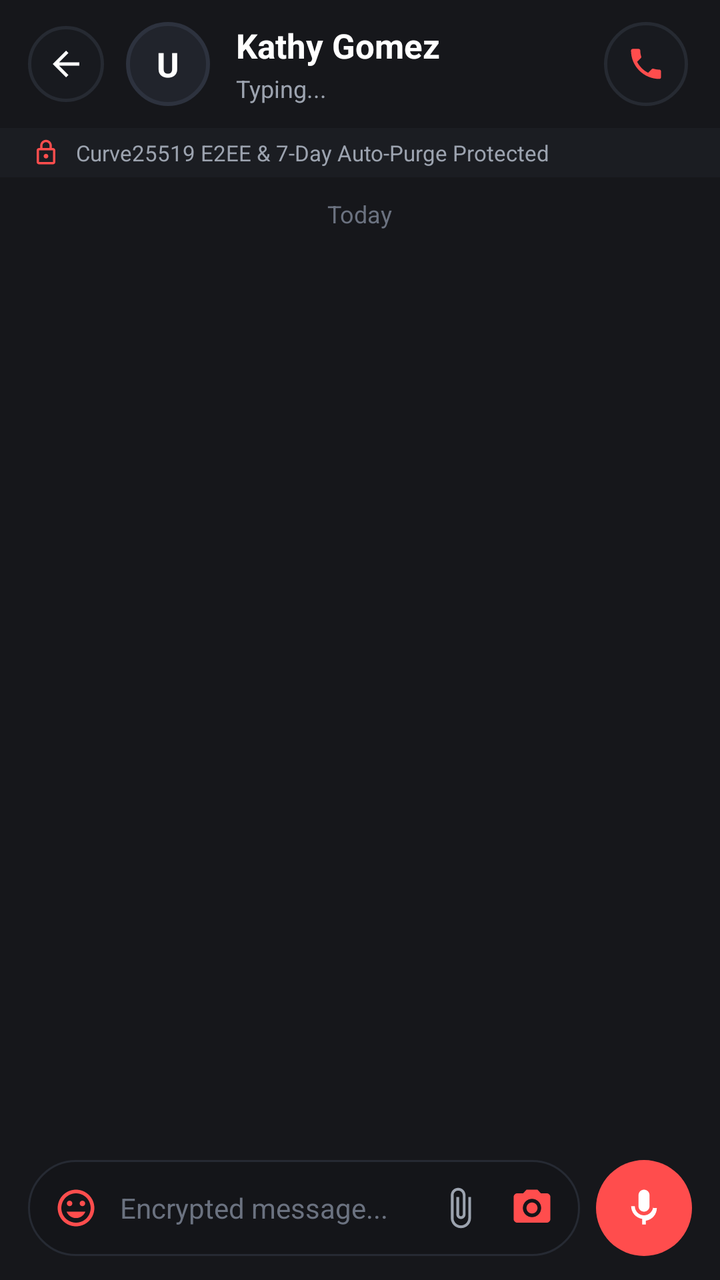
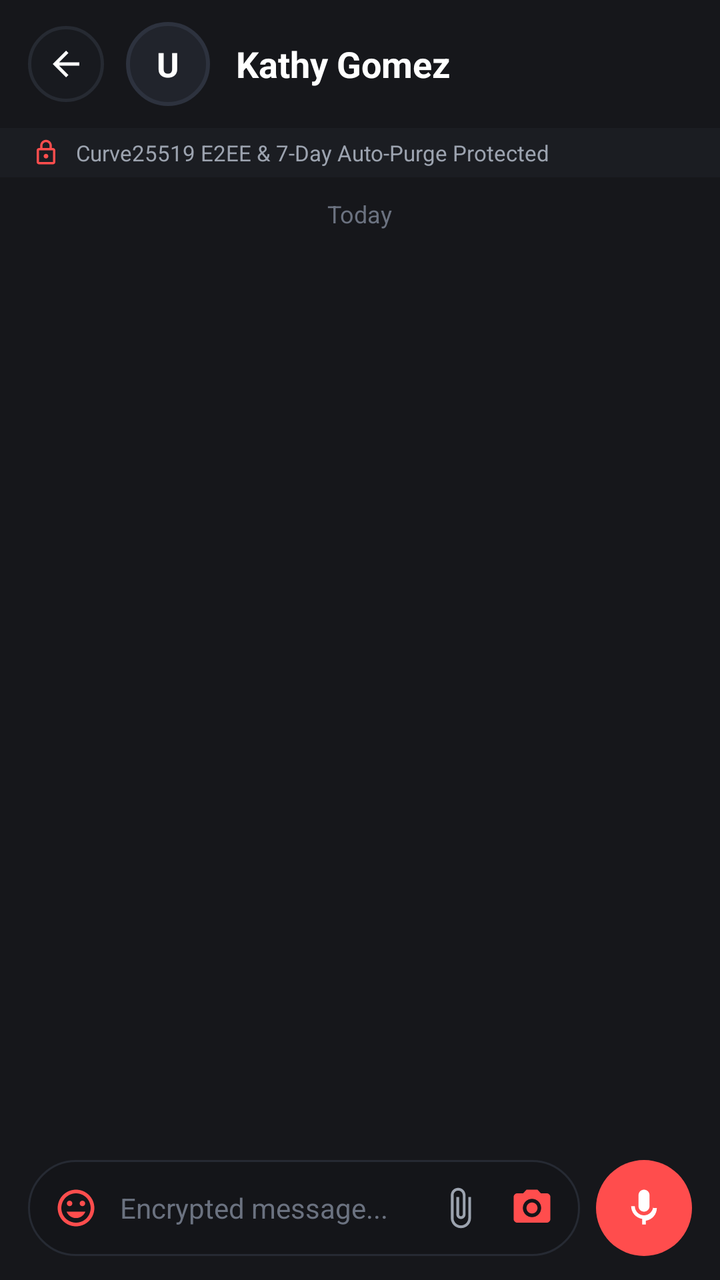

Screens rendered from an Android XML layout before and after an edit, with the pre-edit source and the edit as a unified diff.
<!-- AndroidManifest.xml: application theme Theme.AnonChat -->
<!-- res/layout/activity_conversation.xml -->
<?xml version="1.0" encoding="utf-8"?>
<LinearLayout xmlns:android="http://schemas.android.com/apk/res/android"
    xmlns:app="http://schemas.android.com/apk/res-auto"
    android:layout_width="match_parent"
    android:layout_height="match_parent"
    android:orientation="vertical"
    android:background="@color/dark_background">

    
    <com.google.android.material.appbar.MaterialToolbar
        android:id="@+id/toolbar_chat"
        android:layout_width="match_parent"
        android:layout_height="0dp"
        android:visibility="gone" />

    
    <LinearLayout
        android:id="@+id/ll_chat_custom_header"
        android:layout_width="match_parent"
        android:layout_height="64dp"
        android:orientation="horizontal"
        android:gravity="center_vertical"
        android:paddingStart="14dp"
        android:paddingEnd="16dp"
        android:background="@color/dark_background">

        
        <FrameLayout
            android:id="@+id/btn_chat_back"
            android:layout_width="38dp"
            android:layout_height="38dp"
            android:background="@drawable/bg_circle_button_dark"
            android:clickable="true"
            android:focusable="true">

            <ImageView
                android:layout_width="20dp"
                android:layout_height="20dp"
                android:layout_gravity="center"
                android:src="?attr/homeAsUpIndicator"
                app:tint="#FFFFFF"
                android:contentDescription="Back" />
        </FrameLayout>

        
        <FrameLayout
            android:layout_width="44dp"
            android:layout_height="44dp"
            android:layout_marginStart="10dp">

            <TextView
                android:id="@+id/tv_chat_avatar_initial"
                android:layout_width="42dp"
                android:layout_height="42dp"
                android:layout_gravity="center"
                android:background="@drawable/bg_avatar_circle"
                android:gravity="center"
                android:text="U"
                android:textColor="#FFFFFF"
                android:textSize="17sp"
                android:textStyle="bold" />
        </FrameLayout>

        
        <LinearLayout
            android:layout_width="0dp"
            android:layout_height="wrap_content"
            android:layout_weight="1"
            android:layout_marginStart="12dp"
            android:orientation="vertical">

            <TextView
                android:id="@+id/tv_chat_recipient_name"
                android:layout_width="wrap_content"
                android:layout_height="wrap_content"
                android:text="Kathy Gomez"
                android:textColor="#FFFFFF"
                android:textSize="17sp"
                android:textStyle="bold"
                android:singleLine="true"
                android:ellipsize="end" />

            <TextView
                android:id="@+id/tv_chat_status"
                android:layout_width="wrap_content"
                android:layout_height="wrap_content"
                android:layout_marginTop="2dp"
                android:text="Typing..."
                android:textColor="#9CA3AF"
                android:textSize="12sp" />
        </LinearLayout>

        
        <FrameLayout
            android:id="@+id/btn_chat_call"
            android:layout_width="42dp"
            android:layout_height="42dp"
            android:background="@drawable/bg_circle_button_dark"
            android:clickable="true"
            android:focusable="true">

            <ImageView
                android:layout_width="20dp"
                android:layout_height="20dp"
                android:layout_gravity="center"
                android:src="@drawable/ic_call"
                app:tint="#FF4D4D"
                android:contentDescription="Secure Audio Call" />
        </FrameLayout>
    </LinearLayout>

    
    <LinearLayout
        android:id="@+id/banner_security_disclosure"
        android:layout_width="match_parent"
        android:layout_height="wrap_content"
        android:orientation="horizontal"
        android:background="#1B1D22"
        android:paddingTop="5dp"
        android:paddingBottom="5dp"
        android:paddingStart="16dp"
        android:paddingEnd="16dp"
        android:gravity="center_vertical"
        android:clickable="true"
        android:focusable="true">

        <ImageView
            android:layout_width="14dp"
            android:layout_height="14dp"
            android:src="@drawable/ic_lock"
            app:tint="#FF4D4D"
            android:contentDescription="Shield" />

        <TextView
            android:layout_width="0dp"
            android:layout_height="wrap_content"
            android:layout_weight="1"
            android:layout_marginStart="8dp"
            android:text="Curve25519 E2EE &amp; 7-Day Auto-Purge Protected"
            android:textSize="11sp"
            android:textColor="#9CA3AF" />
    </LinearLayout>

    
    <TextView
        android:id="@+id/tv_date_chip"
        android:layout_width="wrap_content"
        android:layout_height="wrap_content"
        android:layout_gravity="center_horizontal"
        android:layout_marginTop="10dp"
        android:layout_marginBottom="4dp"
        android:text="Today"
        android:textSize="12sp"
        android:textColor="#6B7280" />

    
    <androidx.recyclerview.widget.RecyclerView
        android:id="@+id/rv_messages"
        android:layout_width="match_parent"
        android:layout_height="0dp"
        android:layout_weight="1"
        android:clipToPadding="false"
        android:paddingTop="6dp"
        android:paddingBottom="10dp"
        android:background="@color/dark_background" />

    
    <LinearLayout
        android:id="@+id/container_trial_expired"
        android:layout_width="match_parent"
        android:layout_height="wrap_content"
        android:orientation="vertical"
        android:background="#1B1D22"
        android:padding="16dp"
        android:gravity="center"
        android:visibility="gone">

        <TextView
            android:layout_width="wrap_content"
            android:layout_height="wrap_content"
            android:text="@string/trial_expired_notice"
            android:textStyle="bold"
            android:textColor="@color/danger"
            android:gravity="center"
            android:textSize="14sp" />

        <com.google.android.material.button.MaterialButton
            android:id="@+id/btn_activate_from_chat"
            android:layout_width="wrap_content"
            android:layout_height="40dp"
            android:layout_marginTop="10dp"
            android:text="@string/activate_license_btn"
            android:textAllCaps="false"
            app:backgroundTint="#FF4D4D"
            app:cornerRadius="20dp" />
    </LinearLayout>

    
    <LinearLayout
        android:id="@+id/container_input_bar"
        android:layout_width="match_parent"
        android:layout_height="wrap_content"
        android:orientation="horizontal"
        android:gravity="center_vertical"
        android:paddingStart="14dp"
        android:paddingEnd="14dp"
        android:paddingBottom="12dp"
        android:paddingTop="6dp"
        android:background="@color/dark_background">

        
        <LinearLayout
            android:id="@+id/ll_input_box"
            android:layout_width="0dp"
            android:layout_height="48dp"
            android:layout_weight="1"
            android:background="@drawable/bg_input_rounded"
            android:orientation="horizontal"
            android:gravity="center_vertical"
            android:paddingStart="8dp"
            android:paddingEnd="8dp">

            
            <ImageView
                android:id="@+id/btn_emoji"
                android:layout_width="32dp"
                android:layout_height="32dp"
                android:padding="5dp"
                android:src="@drawable/ic_mood"
                app:tint="#FF4D4D"
                android:clickable="true"
                android:focusable="true"
                android:background="?attr/selectableItemBackgroundBorderless"
                android:contentDescription="Emoji" />

            
            <EditText
                android:id="@+id/et_message_input"
                android:layout_width="0dp"
                android:layout_height="match_parent"
                android:layout_weight="1"
                android:layout_marginStart="6dp"
                android:layout_marginEnd="6dp"
                android:background="@null"
                android:hint="@string/type_message_hint"
                android:textColorHint="#6B7280"
                android:textColor="#FFFFFF"
                android:textSize="14sp"
                android:singleLine="true" />

            
            <ImageView
                android:id="@+id/btn_attach_media"
                android:layout_width="32dp"
                android:layout_height="32dp"
                android:padding="5dp"
                android:src="@drawable/ic_attach"
                app:tint="#9CA3AF"
                android:clickable="true"
                android:focusable="true"
                android:background="?attr/selectableItemBackgroundBorderless"
                android:contentDescription="Attach Image or Video" />

            
            <ImageView
                android:id="@+id/btn_camera_capture"
                android:layout_width="32dp"
                android:layout_height="32dp"
                android:layout_marginStart="4dp"
                android:padding="5dp"
                android:src="@drawable/ic_camera"
                app:tint="#FF4D4D"
                android:clickable="true"
                android:focusable="true"
                android:background="?attr/selectableItemBackgroundBorderless"
                android:contentDescription="Camera" />
        </LinearLayout>

        
        <FrameLayout
            android:id="@+id/btn_send_container"
            android:layout_width="48dp"
            android:layout_height="48dp"
            android:layout_marginStart="8dp"
            android:background="@drawable/bg_circle_button_coral"
            android:clickable="true"
            android:focusable="true">

            <ImageView
                android:id="@+id/iv_send_icon"
                android:layout_width="22dp"
                android:layout_height="22dp"
                android:layout_gravity="center"
                android:src="@drawable/ic_mic"
                app:tint="#FFFFFF"
                android:contentDescription="@string/send" />

            
            <com.google.android.material.floatingactionbutton.FloatingActionButton
                android:id="@+id/btn_send_message"
                android:layout_width="1dp"
                android:layout_height="1dp"
                android:visibility="gone"
                android:contentDescription="@string/send" />
        </FrameLayout>

    </LinearLayout>

</LinearLayout>
<!-- resources referenced by this layout -->
<resources>
  <color name="danger">#EF4444</color>
  <color name="dark_background">#16171B</color>
  <!-- drawable bg_avatar_circle (drawable) -->
  <?xml version="1.0" encoding="utf-8"?>
  <shape xmlns:android="http://schemas.android.com/apk/res/android"
      android:shape="oval">
      <solid android:color="#21242C" />
      <stroke
          android:width="2dp"
          android:color="#2D323E" />
  </shape>
  <!-- drawable bg_circle_button_coral (drawable) -->
  <?xml version="1.0" encoding="utf-8"?>
  <shape xmlns:android="http://schemas.android.com/apk/res/android"
      android:shape="oval">
      <solid android:color="#FF4D4D" />
  </shape>
  <!-- drawable bg_circle_button_dark (drawable) -->
  <?xml version="1.0" encoding="utf-8"?>
  <shape xmlns:android="http://schemas.android.com/apk/res/android"
      android:shape="oval">
      <solid android:color="#181A1F" />
      <stroke
          android:width="1.5dp"
          android:color="#262A32" />
  </shape>
  <!-- drawable bg_input_rounded (drawable) -->
  <?xml version="1.0" encoding="utf-8"?>
  <shape xmlns:android="http://schemas.android.com/apk/res/android"
      android:shape="rectangle">
      <solid android:color="#141519" />
      <corners android:radius="24dp" />
      <stroke
          android:width="1dp"
          android:color="#262A33" />
  </shape>
  <!-- drawable ic_call (drawable) -->
  <vector xmlns:android="http://schemas.android.com/apk/res/android"
      android:width="24dp"
      android:height="24dp"
      android:viewportWidth="24"
      android:viewportHeight="24">
      <path
          android:fillColor="#128C7E"
          android:pathData="M20.01,15.38c-1.23,0 -2.42,-0.2 -3.53,-0.56 -0.35,-0.12 -0.74,-0.03 -1.02,0.24l-2.2,2.2c-2.83,-1.44 -5.15,-3.75 -6.59,-6.59l2.2,-2.21c0.28,-0.26 0.36,-0.65 0.25,-1C8.76,6.35 8.56,5.16 8.56,3.93c0,-0.55 -0.45,-1 -1,-1H4.01c-0.55,0 -1,0.45 -1,1 0,9.39 7.63,17.02 17,17.02 0.55,0 1,-0.45 1,-1v-3.57c0,-0.55 -0.45,-1 -1,-1z"/>
  </vector>
  <!-- drawable ic_camera (drawable) -->
  <vector xmlns:android="http://schemas.android.com/apk/res/android"
      android:width="24dp"
      android:height="24dp"
      android:viewportWidth="24"
      android:viewportHeight="24">
    <path
        android:fillColor="#FFFFFFFF"
        android:pathData="M9,2L7.17,4H4c-1.1,0 -2,0.9 -2,2v12c0,1.1 0.9,2 2,2h16c1.1,0 2,-0.9 2,-2V6c0,-1.1 -0.9,-2 -2,-2h-3.17L15,2H9zm3,15c-2.76,0 -5,-2.24 -5,-5s2.24,-5 5,-5 5,2.24 5,5 -2.24,5 -5,5zm0,-8c-1.66,0 -3,1.34 -3,3s1.34,3 3,3 3,-1.34 3,-3 -1.34,-3 -3,-3z"/>
  </vector>
  <!-- drawable ic_lock (drawable) -->
  <vector xmlns:android="http://schemas.android.com/apk/res/android"
      android:width="24dp"
      android:height="24dp"
      android:viewportWidth="24"
      android:viewportHeight="24">
    <path
        android:fillColor="@color/primary"
        android:pathData="M18,8h-1V6c0,-2.76 -2.24,-5 -5,-5S7,3.24 7,6v2H6c-1.1,0 -2,0.9 -2,2v10c0,1.1 0.9,2 2,2h12c1.1,0 2,-0.9 2,-2V10c0,-1.1 -0.9,-2 -2,-2zM9,6c0,-1.66 1.34,-3 3,-3s3,1.34 3,3v2H9V6zm9,14H6V10h12v10zm-6,-3c1.1,0 2,-0.9 2,-2s-0.9,-2 -2,-2 -2,0.9 -2,2 0.9,2 2,2z"/>
  </vector>
  <!-- drawable ic_mic (drawable) -->
  <vector xmlns:android="http://schemas.android.com/apk/res/android"
      android:width="24dp"
      android:height="24dp"
      android:viewportWidth="24"
      android:viewportHeight="24">
    <path
        android:fillColor="#FFFFFFFF"
        android:pathData="M12,14c1.66,0 3,-1.34 3,-3V5c0,-1.66 -1.34,-3 -3,-3S9,3.34 9,5v6c0,1.66 1.34,3 3,3zm5,-3c0,2.76 -2.24,5 -5,5s-5,-2.24 -5,-5H5c0,3.53 2.61,6.43 6,6.92V21h2v-2.08c3.39,-0.49 6,-3.39 6,-6.92h-2z"/>
  </vector>
  <string name="activate_license_btn">Activate License</string>
  <string name="send">Send</string>
  <string name="trial_expired_notice">Trial Expired. Contact the Owner to Get Your License.</string>
  <string name="type_message_hint">Encrypted message...</string>
  <color name="primary">#FF4D4D</color>
  <color name="primary_dark">#131417</color>
  <color name="accent">#FF4D4D</color>
  <color name="text_primary">#FFFFFF</color>
  <color name="text_secondary">#9CA3AF</color>
  <!-- unchanged entries left out for length: 3 -->
</resources>

<!-- the commit's change to res/layout/activity_conversation.xml (unified diff, before → after) -->
@@ -67,7 +67,8 @@
             android:layout_height="wrap_content"
             android:layout_weight="1"
             android:layout_marginStart="12dp"
-            android:orientation="vertical">
+            android:orientation="vertical"
+            android:gravity="center_vertical">
 
             <TextView
                 android:id="@+id/tv_chat_recipient_name"
@@ -75,38 +76,11 @@
                 android:layout_height="wrap_content"
                 android:text="Kathy Gomez"
                 android:textColor="#FFFFFF"
-                android:textSize="17sp"
+                android:textSize="18sp"
                 android:textStyle="bold"
                 android:singleLine="true"
                 android:ellipsize="end" />
-
-            <TextView
-                android:id="@+id/tv_chat_status"
-                android:layout_width="wrap_content"
-                android:layout_height="wrap_content"
-                android:layout_marginTop="2dp"
-                android:text="Typing..."
-                android:textColor="#9CA3AF"
-                android:textSize="12sp" />
         </LinearLayout>
-
-        
-        <FrameLayout
-            android:id="@+id/btn_chat_call"
-            android:layout_width="42dp"
-            android:layout_height="42dp"
-            android:background="@drawable/bg_circle_button_dark"
-            android:clickable="true"
-            android:focusable="true">
-
-            <ImageView
-                android:layout_width="20dp"
-                android:layout_height="20dp"
-                android:layout_gravity="center"
-                android:src="@drawable/ic_call"
-                app:tint="#FF4D4D"
-                android:contentDescription="Secure Audio Call" />
-        </FrameLayout>
     </LinearLayout>
 
     
<!-- resource entries referenced after the edit -->
@@ -36,16 +36,6 @@
           android:width="1dp"
           android:color="#262A33" />
   </shape>
-  <!-- drawable ic_call (drawable) -->
-  <vector xmlns:android="http://schemas.android.com/apk/res/android"
-      android:width="24dp"
-      android:height="24dp"
-      android:viewportWidth="24"
-      android:viewportHeight="24">
-      <path
-          android:fillColor="#128C7E"
-          android:pathData="M20.01,15.38c-1.23,0 -2.42,-0.2 -3.53,-0.56 -0.35,-0.12 -0.74,-0.03 -1.02,0.24l-2.2,2.2c-2.83,-1.44 -5.15,-3.75 -6.59,-6.59l2.2,-2.21c0.28,-0.26 0.36,-0.65 0.25,-1C8.76,6.35 8.56,5.16 8.56,3.93c0,-0.55 -0.45,-1 -1,-1H4.01c-0.55,0 -1,0.45 -1,1 0,9.39 7.63,17.02 17,17.02 0.55,0 1,-0.45 1,-1v-3.57c0,-0.55 -0.45,-1 -1,-1z"/>
-  </vector>
   <!-- drawable ic_camera (drawable) -->
   <vector xmlns:android="http://schemas.android.com/apk/res/android"
       android:width="24dp"
